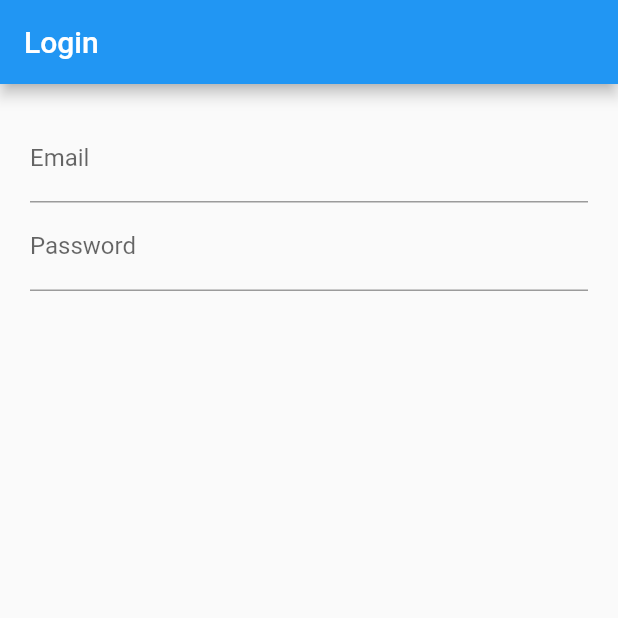
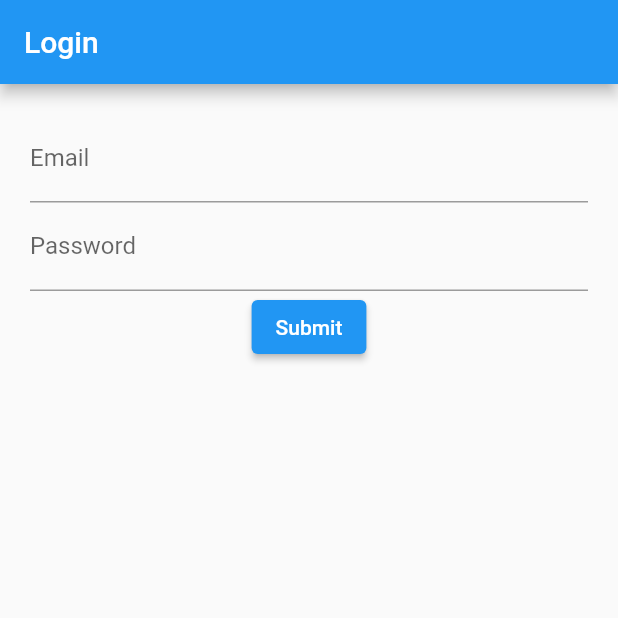
Before and after one commit to dulangakithmini/login-stateful, a Flutter app: the screen it shows after launch, on a phone screen of 412 x 824 dp, the top half of it. Run offline on Flutter 3.47's test engine with Material 2 defaults, Android fonts, the phone set to English and light mode, and no system bars.

Commit message:
Create submitButton function returning an ElevatedButton

```diff
--- a/lib/src/screens/login_screen.dart
+++ b/lib/src/screens/login_screen.dart
@@ -15,6 +15,7 @@ class _LoginScreenState extends State<LoginScreen> {
           children: [
             emailField(),
             passwordField(),
+            submitButton(),
           ],
         ),
       ),
@@ -27,6 +28,7 @@ class _LoginScreenState extends State<LoginScreen> {
         labelText: 'Email',
         hintText: 'me@text.com',
       ),
+
       /// Set the keyboard type to optimize for email addresses
       keyboardType: TextInputType.emailAddress,
     );
@@ -42,4 +44,11 @@ class _LoginScreenState extends State<LoginScreen> {
       obscureText: true,
     );
   }
+
+  Widget submitButton() {
+    return ElevatedButton(
+      onPressed: () {},
+      child: Text('Submit'),
+    );
+  }
 }
```
